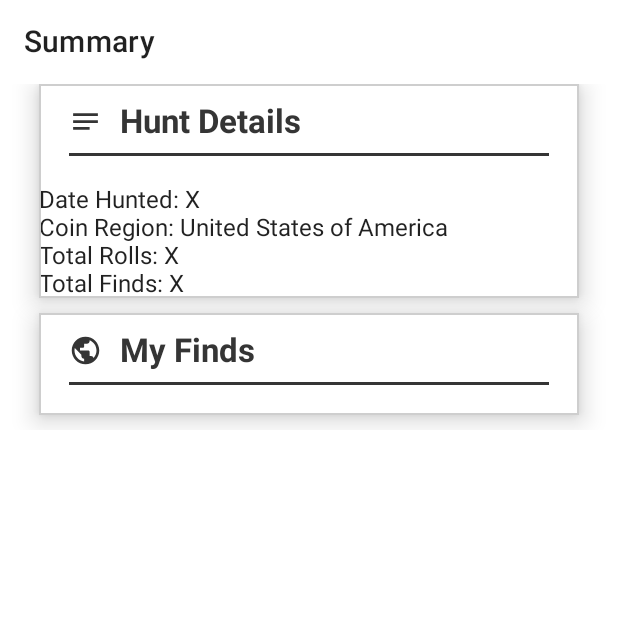
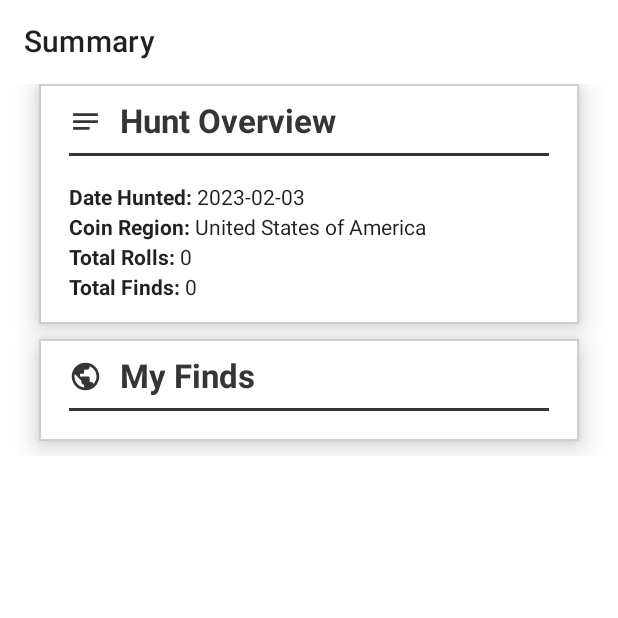
Before and after one commit to mcd-3/coin-hunting-buddy, an Android app built with Jetpack Compose: the composable ReviewScreen shown on its own in the app's theme, on a phone screen of 412 x 824 dp, the top half of it. Run offline under Robolectric (Android 15) with nearby library versions, the phone set to English and light mode, and no system bars; our stand-ins replace Room's generated code, livedata-compose.

Commit message:
Fixed details card

```diff
--- /dev/null
+++ b/app/src/main/java/com/matthew/carvalhodagenais/coinhuntingbuddy/ui/components/HalfBoldLabel.kt
@@ -0,0 +1,21 @@
+package com.matthew.carvalhodagenais.coinhuntingbuddy.ui.components
+
+import androidx.compose.foundation.layout.Row
+import androidx.compose.material.Text
+import androidx.compose.runtime.Composable
+import androidx.compose.ui.Modifier
+import androidx.compose.ui.text.font.FontWeight
+import androidx.compose.ui.unit.sp
+
+@Composable
+fun HalfBoldLabel(
+    first: String,
+    second: String,
+    fontSize: Int,
+    modifier: Modifier
+) {
+    Row(modifier = modifier) {
+        Text(text = first, fontWeight = FontWeight.Bold, fontSize = fontSize.sp)
+        Text(text = second, fontSize = fontSize.sp)
+    }
+}
--- a/app/src/main/java/com/matthew/carvalhodagenais/coinhuntingbuddy/ui/screens/ReviewScreen.kt
+++ b/app/src/main/java/com/matthew/carvalhodagenais/coinhuntingbuddy/ui/screens/ReviewScreen.kt
@@ -21,6 +21,7 @@ import androidx.compose.ui.unit.dp
 import androidx.navigation.NavController
 import com.matthew.carvalhodagenais.coinhuntingbuddy.data.entities.Find
 import com.matthew.carvalhodagenais.coinhuntingbuddy.ui.components.FormLabel
+import com.matthew.carvalhodagenais.coinhuntingbuddy.ui.components.HalfBoldLabel
 import com.matthew.carvalhodagenais.coinhuntingbuddy.ui.components.SummaryFinds
 import com.matthew.carvalhodagenais.coinhuntingbuddy.utils.MoneyStringToSymbolUtil
 import com.matthew.carvalhodagenais.coinhuntingbuddy.viewmodels.HuntActivityViewModel
@@ -69,13 +70,41 @@ fun ReviewScreen(
                     .border(1.dp, Color(0xFFCECECE)),
                 elevation = 10.dp
             ) {
-                Column {
+                Column(modifier = Modifier.padding(bottom = 12.dp)) {
                     val region = if (viewModel.getRegion() == "CA") "Canada" else "United States of America"
-                    FormLabel(text = "Hunt Details", icon = Icons.Filled.Notes)
-                    Text(text = "Date Hunted: X")
-                    Text(text = "Coin Region: $region")
-                    Text(text = "Total Rolls: X")
-                    Text(text = "Total Finds: X")
+                    FormLabel(text = "Hunt Overview", icon = Icons.Filled.Notes)
+
+                    val fontSize = 14
+                    val halfLabelModifier = Modifier.padding(
+                        start = 20.dp,
+                        end = 20.dp,
+                        bottom = 4.dp
+                    )
+
+                    HalfBoldLabel(
+                        first = "Date Hunted: ",
+                        second = viewModel.dateAsString(),
+                        fontSize = fontSize,
+                        modifier = halfLabelModifier
+                    )
+                    HalfBoldLabel(
+                        first = "Coin Region: ",
+                        second = region,
+                        fontSize = fontSize,
+                        modifier = halfLabelModifier
+                    )
+                    HalfBoldLabel(
+                        first = "Total Rolls: ",
+                        second = viewModel.getRollCount().toString(),
+                        fontSize = fontSize,
+                        modifier = halfLabelModifier
+                    )
+                    HalfBoldLabel(
+                        first = "Total Finds: ",
+                        second = viewModel.listOfFinds.size.toString(),
+                        fontSize = fontSize,
+                        modifier = halfLabelModifier
+                    )
                 }
             }
 
--- a/app/src/main/java/com/matthew/carvalhodagenais/coinhuntingbuddy/viewmodels/HuntActivityViewModel.kt
+++ b/app/src/main/java/com/matthew/carvalhodagenais/coinhuntingbuddy/viewmodels/HuntActivityViewModel.kt
@@ -1,6 +1,7 @@
 package com.matthew.carvalhodagenais.coinhuntingbuddy.viewmodels
 
 import android.app.Application
+import android.util.Log
 import androidx.compose.runtime.mutableStateOf
 import androidx.lifecycle.AndroidViewModel
 import androidx.lifecycle.LiveData
@@ -8,6 +9,8 @@ import com.matthew.carvalhodagenais.coinhuntingbuddy.data.entities.CoinType
 import com.matthew.carvalhodagenais.coinhuntingbuddy.data.entities.Find
 import com.matthew.carvalhodagenais.coinhuntingbuddy.data.repositories.CoinTypeRepository
 import com.matthew.carvalhodagenais.coinhuntingbuddy.data.repositories.GradeRepository
+import java.time.LocalDateTime
+import java.time.format.DateTimeFormatter
 
 class HuntActivityViewModel(application: Application): AndroidViewModel(application) {
     private val gradeRepository = GradeRepository(application)
@@ -95,4 +98,17 @@ class HuntActivityViewModel(application: Application): AndroidViewModel(applicat
     fun getAllCoinTypes(): LiveData<List<CoinType>> {
         return coinTypeRepository.getCoinTypes()
     }
+
+    fun getRollCount(): Int {
+        var rolls = 0
+        rollsPerCoin.forEach {
+            rolls += it.value
+        }
+        return rolls
+    }
+
+    fun dateAsString(): String {
+        val formatter = DateTimeFormatter.ofPattern("yyyy-MM-dd")
+        return LocalDateTime.now().format(formatter).toString()
+    }
 }
```
Also changed, not shown: app/src/main/java/com/matthew/carvalhodagenais/coinhuntingbuddy/ui/components/SummaryFinds.kt (+18 -3 lines).
